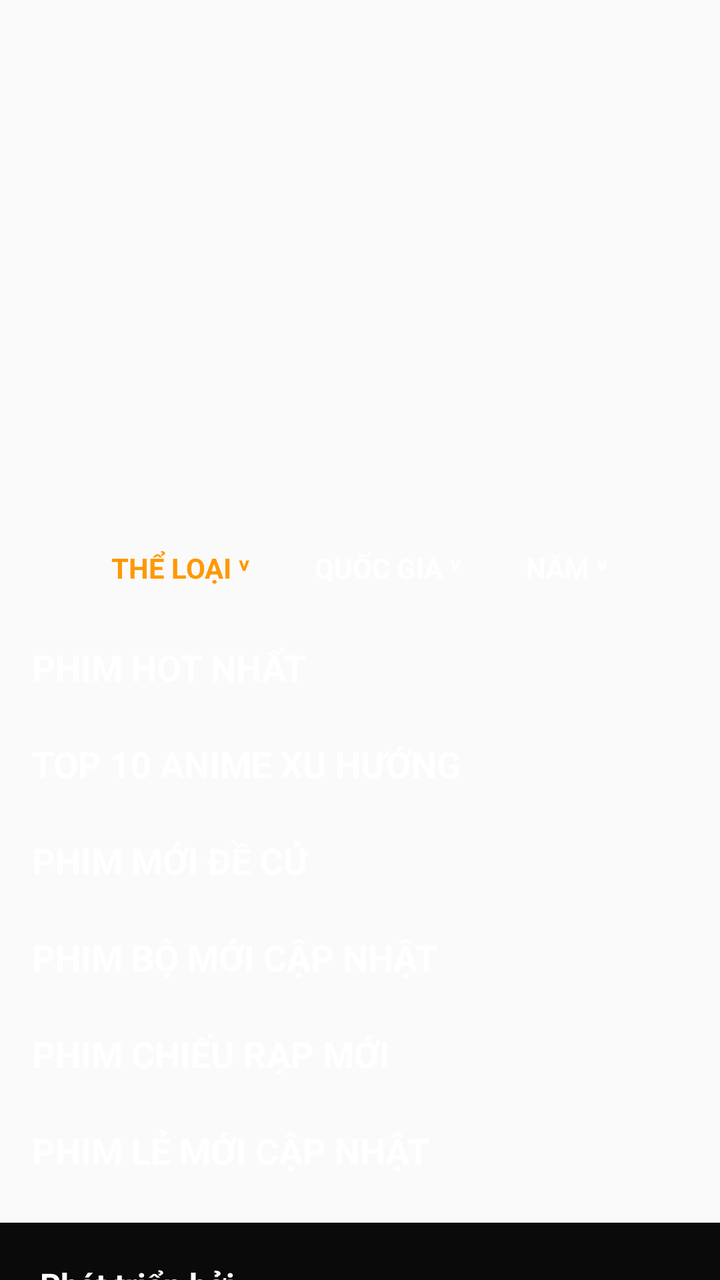
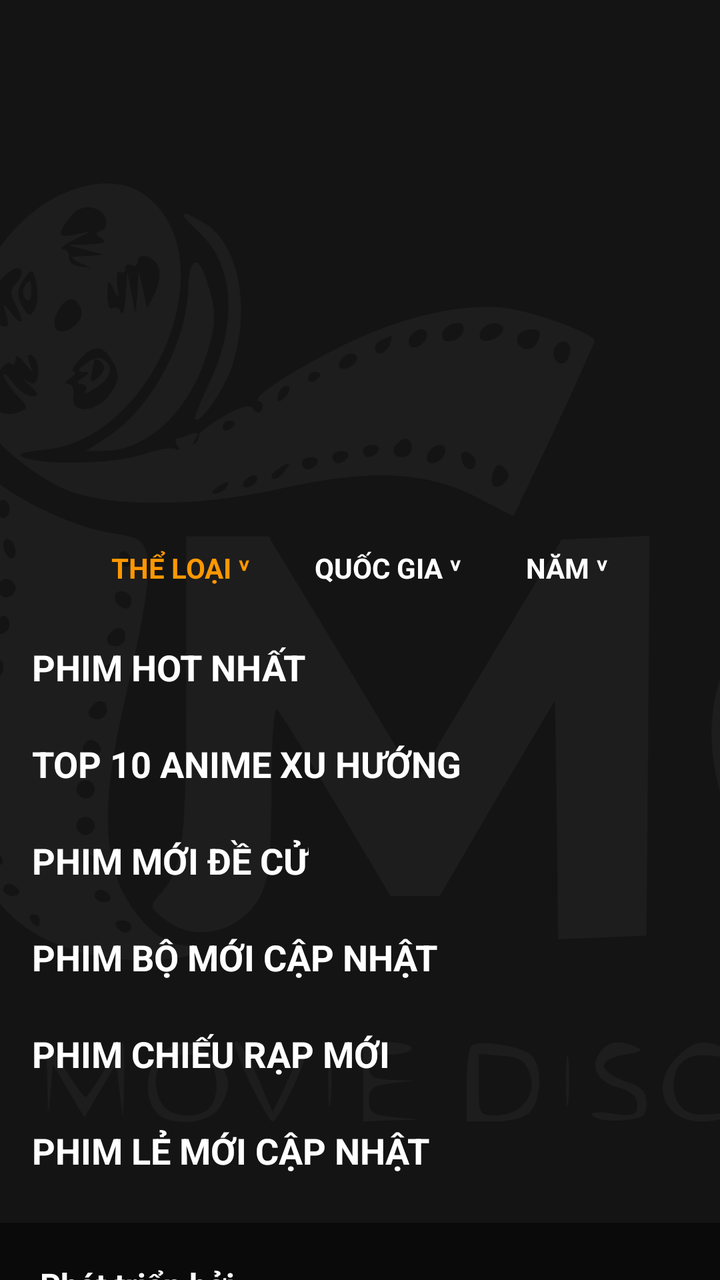

The first picture is an Android layout as it rendered before a commit; the second is the same layout after the commit. The layout source and the unified diff follow.
<!-- AndroidManifest.xml: application theme Theme.AppCompat.DayNight.NoActionBar -->
<!-- res/layout/fragment_home.xml -->
<?xml version="1.0" encoding="utf-8"?>
<FrameLayout xmlns:android="http://schemas.android.com/apk/res/android"
    xmlns:app="http://schemas.android.com/apk/res-auto"
    android:layout_width="match_parent"
    android:layout_height="match_parent">

    <androidx.core.widget.NestedScrollView
        android:id="@+id/nestedScrollView"
        android:layout_width="match_parent"
        android:layout_height="match_parent"
        android:background="@android:color/transparent"
        android:fillViewport="true">

        <LinearLayout
            android:layout_width="match_parent"
            android:layout_height="wrap_content"
            android:orientation="vertical">

            <androidx.viewpager2.widget.ViewPager2
                android:id="@+id/viewPagerSlider"
                android:layout_width="match_parent"
                android:layout_height="250dp" />

            <com.google.android.material.tabs.TabLayout
                android:id="@+id/tabLayoutDots"
                android:layout_width="match_parent"
                android:layout_height="16dp"
                android:layout_marginTop="-24dp"
                android:layout_marginBottom="8dp"
                android:background="@android:color/transparent"
                app:tabBackground="@drawable/dot_selector"
                app:tabGravity="center"
                app:tabIndicatorHeight="0dp" />

            <LinearLayout
                android:layout_width="match_parent"
                android:layout_height="wrap_content"
                android:orientation="horizontal"
                android:padding="16dp"
                android:gravity="center">
                <TextView android:id="@+id/tvFilterGenre" android:layout_width="wrap_content" android:layout_height="wrap_content" android:text="THỂ LOẠI ˅" android:textColor="#FF9800" android:textStyle="bold" android:padding="8dp"/>
                <TextView android:id="@+id/tvFilterCountry" android:layout_width="wrap_content" android:layout_height="wrap_content" android:text="QUỐC GIA ˅" android:textColor="#FFFFFF" android:textStyle="bold" android:padding="8dp" android:layout_marginStart="16dp"/>
                <TextView android:id="@+id/tvFilterYear" android:layout_width="wrap_content" android:layout_height="wrap_content" android:text="NĂM ˅" android:textColor="#FFFFFF" android:textStyle="bold" android:padding="8dp" android:layout_marginStart="16dp"/>
            </LinearLayout>

            <TextView
                android:id="@+id/tvTitleHot"
                android:layout_width="wrap_content"
                android:layout_height="wrap_content"
                android:text="PHIM HOT NHẤT"
                android:textColor="#FFFFFF"
                android:textSize="18sp"
                android:textStyle="bold"
                android:textAllCaps="true"
                android:layout_marginStart="16dp"
                android:layout_marginTop="4dp"
                android:layout_marginBottom="8dp" />

            <androidx.recyclerview.widget.RecyclerView
                android:id="@+id/rvBanners"
                android:layout_width="match_parent"
                android:layout_height="wrap_content"
                android:clipToPadding="false"
                android:paddingHorizontal="10dp" />

            <TextView
                android:id="@+id/tvTitleTop10"
                android:layout_width="wrap_content"
                android:layout_height="wrap_content"
                android:text="TOP 10 ANIME XU HƯỚNG"
                android:textColor="#FFFFFF"
                android:textSize="18sp"
                android:textStyle="bold"
                android:textAllCaps="true"
                android:layout_marginStart="16dp"
                android:layout_marginTop="16dp"
                android:layout_marginBottom="8dp" />

            <androidx.recyclerview.widget.RecyclerView
                android:id="@+id/rvTop10"
                android:layout_width="match_parent"
                android:layout_height="wrap_content"
                android:clipToPadding="false"
                android:paddingHorizontal="10dp" />

            <TextView
                android:id="@+id/tvTitleNewRec"
                android:layout_width="wrap_content"
                android:layout_height="wrap_content"
                android:text="PHIM MỚI ĐỀ CỬ"
                android:textColor="#FFFFFF"
                android:textSize="18sp"
                android:textStyle="bold"
                android:textAllCaps="true"
                android:layout_marginStart="16dp"
                android:layout_marginTop="16dp"
                android:layout_marginBottom="8dp" />

            <androidx.recyclerview.widget.RecyclerView
                android:id="@+id/rvNewRecommended"
                android:layout_width="match_parent"
                android:layout_height="wrap_content"
                android:clipToPadding="false"
                android:paddingHorizontal="10dp" />

            <TextView
                android:id="@+id/tvTitleNewTv"
                android:layout_width="wrap_content"
                android:layout_height="wrap_content"
                android:text="PHIM BỘ MỚI CẬP NHẬT"
                android:textColor="#FFFFFF"
                android:textSize="18sp"
                android:textStyle="bold"
                android:textAllCaps="true"
                android:layout_marginStart="16dp"
                android:layout_marginTop="16dp"
                android:layout_marginBottom="8dp" />

            <androidx.recyclerview.widget.RecyclerView
                android:id="@+id/rvNewTvShows"
                android:layout_width="match_parent"
                android:layout_height="wrap_content"
                android:clipToPadding="false"
                android:paddingHorizontal="10dp" />

            <TextView
                android:id="@+id/tvTitleNewTheaters"
                android:layout_width="wrap_content"
                android:layout_height="wrap_content"
                android:text="PHIM CHIẾU RẠP MỚI"
                android:textColor="#FFFFFF"
                android:textSize="18sp"
                android:textStyle="bold"
                android:textAllCaps="true"
                android:layout_marginStart="16dp"
                android:layout_marginTop="16dp"
                android:layout_marginBottom="8dp" />

            <androidx.recyclerview.widget.RecyclerView
                android:id="@+id/rvNewTheaters"
                android:layout_width="match_parent"
                android:layout_height="wrap_content"
                android:clipToPadding="false"
                android:paddingHorizontal="10dp" />

            <TextView
                android:id="@+id/tvTitleNewMovies"
                android:layout_width="wrap_content"
                android:layout_height="wrap_content"
                android:text="PHIM LẺ MỚI CẬP NHẬT"
                android:textColor="#FFFFFF"
                android:textSize="18sp"
                android:textStyle="bold"
                android:textAllCaps="true"
                android:layout_marginStart="16dp"
                android:layout_marginTop="16dp"
                android:layout_marginBottom="8dp" />

            <androidx.recyclerview.widget.RecyclerView
                android:id="@+id/rvNewMovies"
                android:layout_width="match_parent"
                android:layout_height="wrap_content"
                android:clipToPadding="false"
                android:paddingHorizontal="10dp"
                android:layout_marginBottom="16dp" />

            <include layout="@layout/layout_footer" />
        </LinearLayout>
    </androidx.core.widget.NestedScrollView>

</FrameLayout>
<!-- res/layout/layout_footer.xml (included above) -->
<?xml version="1.0" encoding="utf-8"?>
<LinearLayout xmlns:android="http://schemas.android.com/apk/res/android"
    xmlns:app="http://schemas.android.com/apk/res-auto"
    android:layout_width="match_parent"
    android:layout_height="wrap_content"
    android:background="#0A0A0A"
    android:orientation="vertical"
    android:padding="20dp">

    <TextView
        android:layout_width="wrap_content"
        android:layout_height="wrap_content"
        android:text="Phát triển bởi"
        android:textColor="#FFFFFF"
        android:textSize="16sp"
        android:textStyle="bold" />

    <ImageView
        android:layout_width="100dp"
        android:layout_height="32dp"
        android:layout_marginTop="4dp"
        android:scaleType="fitStart"
        android:src="@drawable/screenshot_2026_05_23_150929"
        app:tint="#0984E3" />

    <View
        android:layout_width="match_parent"
        android:layout_height="1dp"
        android:layout_marginVertical="20dp"
        android:background="#222222" />

    <LinearLayout
        android:layout_width="match_parent"
        android:layout_height="wrap_content"
        android:orientation="horizontal"
        android:baselineAligned="false">

        <LinearLayout
            android:layout_width="0dp"
            android:layout_height="wrap_content"
            android:layout_weight="1"
            android:orientation="vertical"
            android:paddingEnd="8dp">

            <TextView
                android:layout_width="wrap_content"
                android:layout_height="wrap_content"
                android:text="THỂ LOẠI PHIM"
                android:textColor="#888888"
                android:textSize="12sp"
                android:textStyle="bold"
                android:layout_marginBottom="12dp"/>
            <TextView android:layout_width="wrap_content" android:layout_height="wrap_content" android:text="Phổ biến" android:textColor="#CCCCCC" android:textSize="13sp" android:layout_marginBottom="10dp"/>
            <TextView android:layout_width="wrap_content" android:layout_height="wrap_content" android:text="Đang chiếu" android:textColor="#CCCCCC" android:textSize="13sp" android:layout_marginBottom="10dp"/>
            <TextView android:layout_width="wrap_content" android:layout_height="wrap_content" android:text="Sắp chiếu" android:textColor="#CCCCCC" android:textSize="13sp" android:layout_marginBottom="20dp"/>

            <TextView
                android:layout_width="wrap_content"
                android:layout_height="wrap_content"
                android:text="KHÁM PHÁ"
                android:textColor="#888888"
                android:textSize="12sp"
                android:textStyle="bold"
                android:layout_marginBottom="12dp"/>
            <TextView android:layout_width="wrap_content" android:layout_height="wrap_content" android:text="Phim lẻ" android:textColor="#CCCCCC" android:textSize="13sp" android:layout_marginBottom="10dp"/>
            <TextView android:layout_width="wrap_content" android:layout_height="wrap_content" android:text="Phim bộ" android:textColor="#CCCCCC" android:textSize="13sp" android:layout_marginBottom="10dp"/>
            <TextView android:layout_width="wrap_content" android:layout_height="wrap_content" android:text="TV Shows" android:textColor="#CCCCCC" android:textSize="13sp" android:layout_marginBottom="10dp"/>
        </LinearLayout>

        <LinearLayout
            android:layout_width="0dp"
            android:layout_height="wrap_content"
            android:layout_weight="1"
            android:orientation="vertical"
            android:paddingStart="8dp">

            <TextView
                android:layout_width="wrap_content"
                android:layout_height="wrap_content"
                android:text="THỂ LOẠI TRUYỀN HÌNH"
                android:textColor="#888888"
                android:textSize="12sp"
                android:textStyle="bold"
                android:layout_marginBottom="12dp"/>
            <TextView android:layout_width="wrap_content" android:layout_height="wrap_content" android:text="Chương trình Phổ biến" android:textColor="#CCCCCC" android:textSize="13sp" android:layout_marginBottom="10dp"/>
            <TextView android:layout_width="wrap_content" android:layout_height="wrap_content" android:text="Phát sóng Hôm nay" android:textColor="#CCCCCC" android:textSize="13sp" android:layout_marginBottom="10dp"/>
            <TextView android:layout_width="wrap_content" android:layout_height="wrap_content" android:text="Đánh giá cao" android:textColor="#CCCCCC" android:textSize="13sp" android:layout_marginBottom="20dp"/>

            <TextView
                android:layout_width="wrap_content"
                android:layout_height="wrap_content"
                android:text="MẠNG LƯỚI CỦA CHÚNG TÔI"
                android:textColor="#888888"
                android:textSize="12sp"
                android:textStyle="bold"
                android:layout_marginBottom="12dp"/>
            <TextView android:layout_width="wrap_content" android:layout_height="wrap_content" android:text="FIMO Network" android:textColor="#CCCCCC" android:textSize="13sp" android:layout_marginBottom="10dp"/>
            <TextView android:layout_width="wrap_content" android:layout_height="wrap_content" android:text="FIMO Studio" android:textColor="#CCCCCC" android:textSize="13sp" android:layout_marginBottom="10dp"/>
            <TextView android:layout_width="wrap_content" android:layout_height="wrap_content" android:text="FIMO Community" android:textColor="#CCCCCC" android:textSize="13sp" android:layout_marginBottom="10dp"/>
        </LinearLayout>
    </LinearLayout>

    <View
        android:layout_width="match_parent"
        android:layout_height="1dp"
        android:layout_marginVertical="20dp"
        android:background="#222222" />

    <TextView
        android:layout_width="wrap_content"
        android:layout_height="wrap_content"
        android:text="GHI CÔNG TMDB"
        android:textColor="#888888"
        android:textSize="12sp"
        android:textStyle="bold"
        android:layout_marginBottom="8dp"/>
    <TextView
        android:layout_width="match_parent"
        android:layout_height="wrap_content"
        android:text="Sản phẩm này sử dụng API của TMDB nhưng không được TMDB xác nhận hoặc chứng nhận. Chúng tôi sử dụng TMDB (Cơ sở dữ liệu phim) làm nguồn tham khảo cho các thông tin liên quan đến phim, chương trình truyền hình và giải trí. Tất cả dữ liệu, bao gồm hình ảnh, mô tả và đánh giá, do TMDB cung cấp và là tài sản của chủ sở hữu tương ứng."
        android:textColor="#666666"
        android:textSize="10sp"
        android:lineSpacingExtra="4dp"
        android:layout_marginBottom="24dp" />

    <TextView
        android:layout_width="wrap_content"
        android:layout_height="wrap_content"
        android:text="TUYÊN BỐ MIỄN TRỪ TRÁCH NHIỆM CHUNG"
        android:textColor="#888888"
        android:textSize="12sp"
        android:textStyle="bold"
        android:layout_marginBottom="8dp"/>
    <TextView
        android:layout_width="match_parent"
        android:layout_height="wrap_content"
        android:text="Chúng tôi không phải là nhà cung cấp phim, chương trình truyền hình, tin tức hoặc dịch vụ phát trực tuyến. Chúng tôi không lưu trữ, tải lên hoặc phân phối bất kỳ nội dung truyền thông nào. Tất cả nội dung, bao gồm thông tin, hình ảnh và đoạn giới thiệu (trailer), đều được lấy từ các nền tảng của bên thứ ba công khai và chỉ được cung cấp cho mục đích thông tin và giải trí. Tất cả nhãn hiệu, biểu trưng và phương tiện truyền thông đều thuộc về chủ sở hữu tương ứng của chúng."
        android:textColor="#666666"
        android:textSize="10sp"
        android:lineSpacingExtra="4dp"
        android:layout_marginBottom="20dp" />

</LinearLayout>
<!-- resources referenced by this layout -->
<resources>
  <!-- drawable dot_selector (drawable) -->
  <?xml version="1.0" encoding="utf-8"?>
  <selector xmlns:android="http://schemas.android.com/apk/res/android">
      <item android:drawable="@drawable/dot_selected" android:state_selected="true" />
      <item android:drawable="@drawable/dot_unselected" />
  </selector>
  <!-- drawable screenshot_2026_05_23_150929: vector/xml drawable (drawable, 15398 chars, omitted) -->
  <!-- drawable dot_selected (drawable) -->
  <?xml version="1.0" encoding="utf-8"?>
  <layer-list xmlns:android="http://schemas.android.com/apk/res/android">
      <item android:gravity="center">
          <shape android:shape="rectangle">
              <solid android:color="#E50914" />
              <corners android:radius="4dp" />
              <size android:width="20dp" android:height="7dp" />
          </shape>
      </item>
  </layer-list>
  <!-- drawable dot_unselected (drawable) -->
  <?xml version="1.0" encoding="utf-8"?>
  <layer-list xmlns:android="http://schemas.android.com/apk/res/android">
      <item android:gravity="center">
          <shape android:shape="oval">
              <solid android:color="#55FFFFFF" />
              <size android:width="7dp" android:height="7dp" />
          </shape>
      </item>
  </layer-list>
</resources>

<!-- the commit's change to res/layout/fragment_home.xml (unified diff, before → after) -->
@@ -2,7 +2,16 @@
 <FrameLayout xmlns:android="http://schemas.android.com/apk/res/android"
     xmlns:app="http://schemas.android.com/apk/res-auto"
     android:layout_width="match_parent"
-    android:layout_height="match_parent">
+    android:layout_height="match_parent"
+    android:background="#141414">
+
+    <ImageView
+        android:id="@+id/imgHomeBackground"
+        android:layout_width="match_parent"
+        android:layout_height="match_parent"
+        android:alpha="0.04"
+        android:scaleType="centerCrop"
+        android:src="@drawable/screenshot_2026_05_23_150929" />
 
     <androidx.core.widget.NestedScrollView
         android:id="@+id/nestedScrollView"
